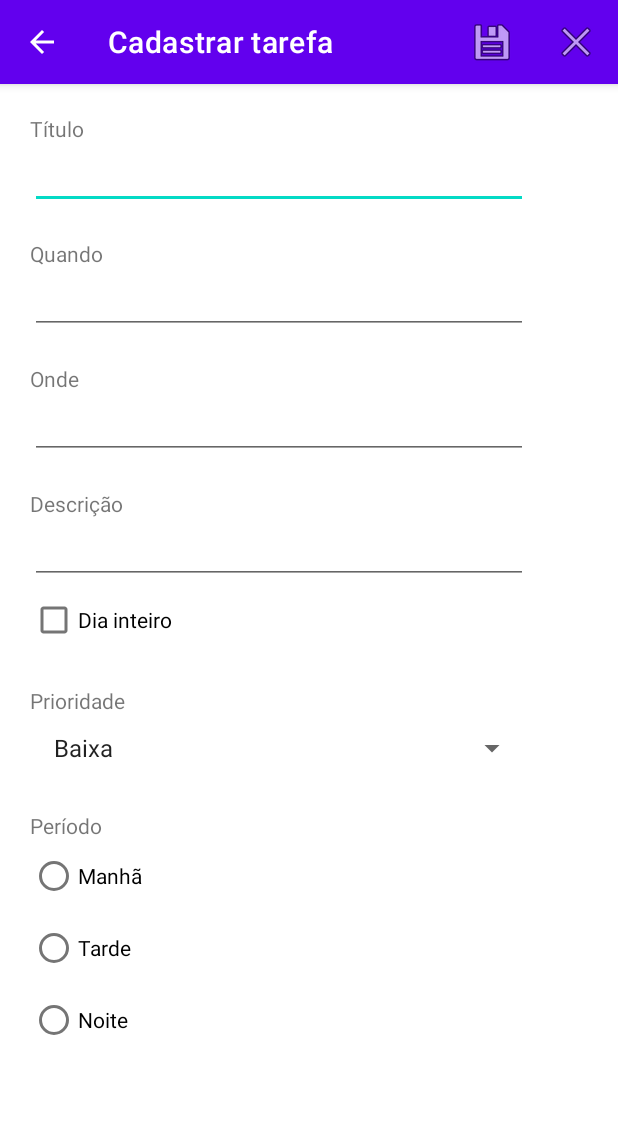
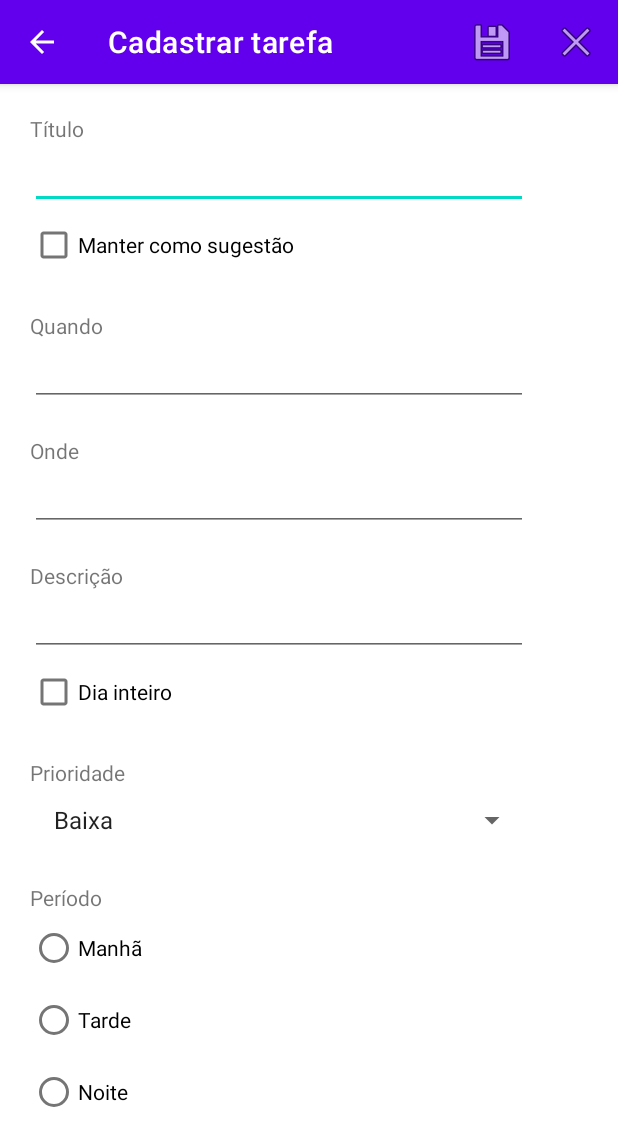
Before and after one commit to netoneze/disp-moveis-utfprcp, an Android app: the ActivityCadastraTarefasView screen opened directly, with no data from a screen before it, after a tap on "Salvar", on a phone screen of 412 x 824 dp. Shown: the top 1146 px of the screen. Run offline under Robolectric (Android 15) with nearby library versions, the phone set to English and light mode, and no system bars.

Commit message:
Adicionado checkbox de sugestão de preenchimento do título usando SharedPreferences

```diff
--- a/app/src/main/java/com/netoneze/easytaskmanager/ActivityCadastraTarefasView.java
+++ b/app/src/main/java/com/netoneze/easytaskmanager/ActivityCadastraTarefasView.java
@@ -1,7 +1,9 @@
 package com.netoneze.easytaskmanager;
 
 import android.app.Activity;
+import android.content.Context;
 import android.content.Intent;
+import android.content.SharedPreferences;
 import android.os.Bundle;
 import android.view.Menu;
 import android.view.MenuInflater;
@@ -21,9 +23,15 @@ import java.util.ArrayList;
 public class ActivityCadastraTarefasView extends AppCompatActivity {
 
     private EditText editTextTitulo, editTextData, editTextLocal, editTextDescricao;
-    private CheckBox cbDiaInteiro;
+    private CheckBox cbDiaInteiro, cbSugestao;
     private RadioGroup radioGroupPeriodo;
     private Spinner spinnerPrioridade;
+    private String tituloSugestao = "";
+    private boolean sugestao = false;
+    private static final String SUGESTAO = "SUGESTAO";
+    private static final String TITULO = "TITULO";
+    private static final String ARQUIVO =
+            "com.netoneze.easytaskmanager.sharedpreferences.PREFERENCIAS_SUGESTAO_CADASTRO";
 
     @Override
     protected void onCreate(Bundle savedInstanceState) {
@@ -41,8 +49,11 @@ public class ActivityCadastraTarefasView extends AppCompatActivity {
         editTextLocal = findViewById(R.id.editTextOnde);
         editTextDescricao = findViewById(R.id.editTextDescricao);
         cbDiaInteiro = findViewById(R.id.checkBoxDiaInteiro);
+        cbSugestao = findViewById(R.id.checkBoxSugestao);
         radioGroupPeriodo = findViewById(R.id.radioGroupPeriodo);
         spinnerPrioridade = findViewById(R.id.spinnerPrioridade);
+
+        lerPreferenciaSugestao();
 
         populaSpinner();
 
@@ -118,7 +129,7 @@ public class ActivityCadastraTarefasView extends AppCompatActivity {
         int radioGroupPeriodoId = radioGroupPeriodo.getCheckedRadioButtonId();
         String radioGroupPeriodo = "";
         String spinner = spinnerPrioridade.getSelectedItem().toString();
-
+        salvarPreferenciaSugestao(cbSugestao.isChecked(), titulo);
         if (titulo == null || titulo.trim().isEmpty() ||
                 data == null || data.trim().isEmpty() ||
                 local == null || local.trim().isEmpty() ||
@@ -166,6 +177,35 @@ public class ActivityCadastraTarefasView extends AppCompatActivity {
         finish();
     }
 
+    private void salvarPreferenciaSugestao(boolean novoValor, String titulo){
+
+        SharedPreferences shared = getSharedPreferences(ARQUIVO,
+                Context.MODE_PRIVATE);
+
+        SharedPreferences.Editor editor = shared.edit();
+
+        editor.putBoolean(SUGESTAO, novoValor);
+
+        if(novoValor){
+            editor.putString(TITULO, titulo);
+        }
+
+        editor.commit();
+
+        sugestao = novoValor;
+    }
+
+    private void lerPreferenciaSugestao(){
+
+        SharedPreferences shared = getSharedPreferences(ARQUIVO,
+                Context.MODE_PRIVATE);
+
+        sugestao = shared.getBoolean(SUGESTAO, sugestao);
+        tituloSugestao = shared.getString(TITULO, tituloSugestao);
+        cbSugestao.setChecked(sugestao);
+        editTextTitulo.setText(tituloSugestao);
+    }
+
     @Override
     public void onBackPressed() {
 
--- a/app/src/main/res/layout/activity_cadastra_view.xml
+++ b/app/src/main/res/layout/activity_cadastra_view.xml
@@ -53,7 +53,7 @@
             android:layout_marginTop="20dp"
             android:text="@string/quando"
             app:layout_constraintStart_toStartOf="parent"
-        app:layout_constraintTop_toBottomOf="@+id/editTextTitulo" />
+            app:layout_constraintTop_toBottomOf="@+id/checkBoxSugestao" />
 
     <EditText
         android:id="@+id/editTextOnde"
@@ -168,5 +168,15 @@
             app:layout_constraintStart_toStartOf="parent"
             app:layout_constraintTop_toBottomOf="@+id/checkBoxDiaInteiro" />
 
+        <CheckBox
+            android:id="@+id/checkBoxSugestao"
+            android:layout_width="wrap_content"
+            android:layout_height="wrap_content"
+            android:layout_marginStart="20dp"
+            android:layout_marginLeft="20dp"
+            android:text="@string/sugestao"
+            app:layout_constraintStart_toStartOf="parent"
+            app:layout_constraintTop_toBottomOf="@+id/editTextTitulo" />
+
     </androidx.constraintlayout.widget.ConstraintLayout>
 </ScrollView>
--- a/app/src/main/res/values/strings.xml
+++ b/app/src/main/res/values/strings.xml
@@ -57,4 +57,5 @@
     <string name="cadastrar_tarefa">Cadastrar tarefa</string>
     <string name="editar">Editar</string>
     <string name="excluir">Excluir</string>
+    <string name="sugestao">Manter como sugestão</string>
 </resources>
```
Lines whose indentation alone changed are shown as unchanged.
